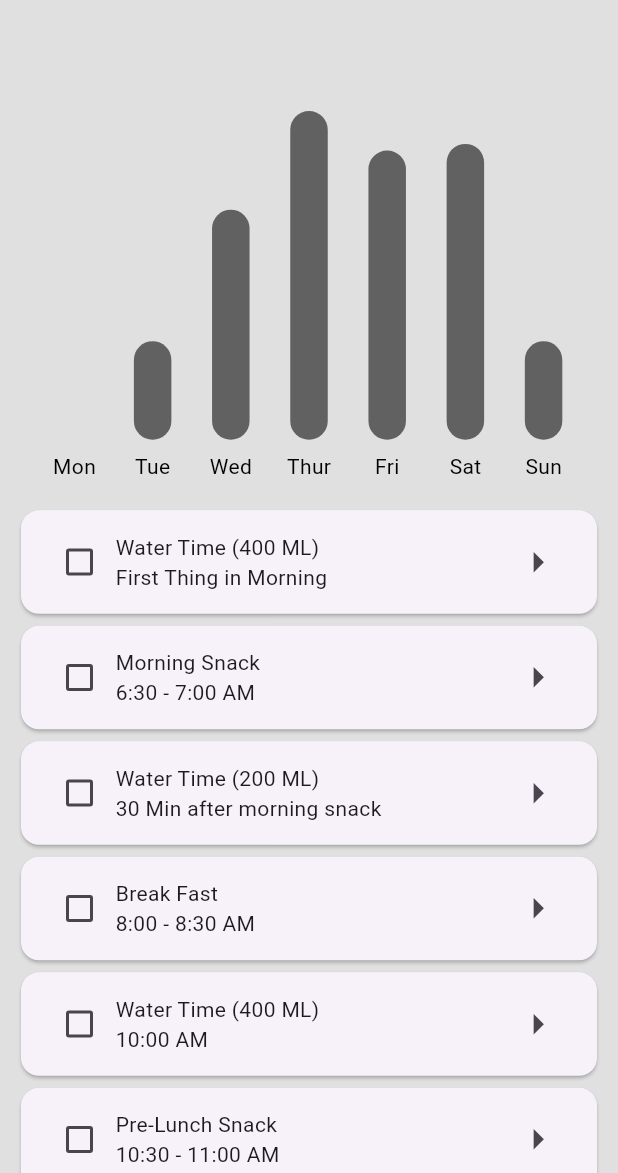
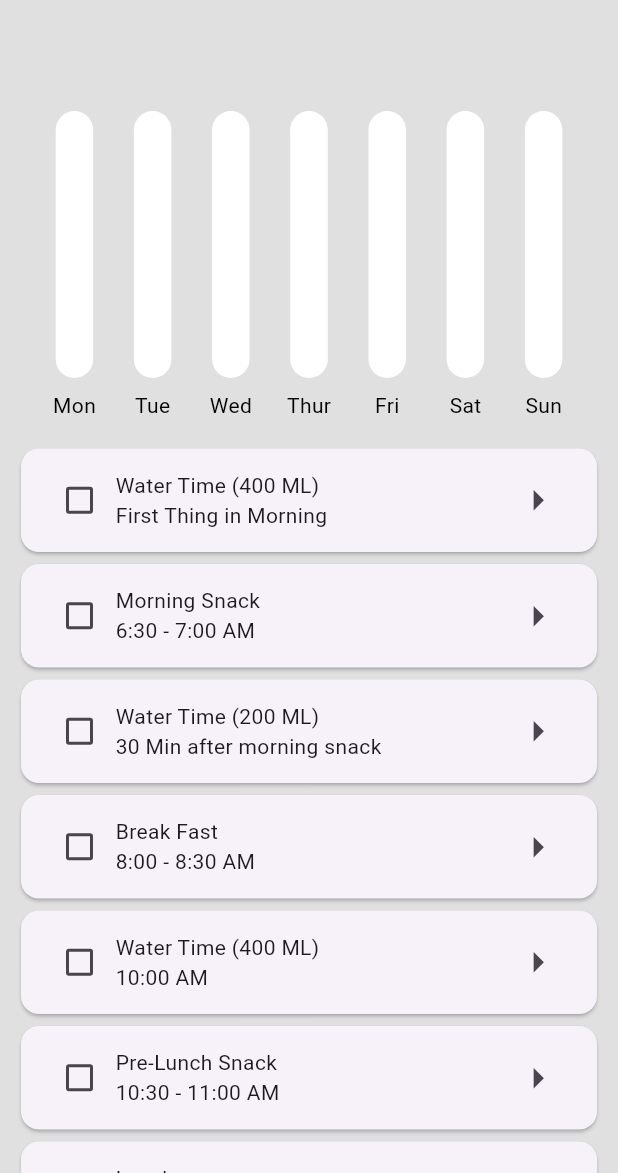
Before and after one commit to HariPrasath79/mHealthApp_project, a Flutter app: the HomePage screen opened directly, on a phone screen of 412 x 824 dp, the part 63-1236 px from its top. Run offline on Flutter 3.47's test engine with Material 3 defaults, Android fonts, the light colour scheme and no system bars; drawn by our look-alikes of fl_chart; our stand-ins replace bloc, cloud_firestore, firebase_auth, firebase_core, flutter_bloc, google_fonts and 4 more; accounts and stored records are empty.

Commit message:
todo_page-update

```diff
--- a/lib/authentication/auth_page.dart
+++ b/lib/authentication/auth_page.dart
@@ -35,7 +35,7 @@ class _AuthCheckState extends State<AuthPage> with TickerProviderStateMixin {
             bloc: bloc,
             listener: (context, state) {
               if (state is AuthLoadingState) {
-                CircularProgressIndicator.adaptive();
+                const CircularProgressIndicator.adaptive();
               }
               if (state is AuthSuccessState) {
                 Navigator.of(context).pushAndRemoveUntil(
--- /dev/null
+++ b/lib/authentication/service/hive_todo.dart
@@ -0,0 +1,62 @@
+import 'package:hive_flutter/hive_flutter.dart';
+import 'package:project_cdm/db/todo_list.dart';
+import 'package:project_cdm/models/todo_model.dart';
+
+class HiveService {
+  static final box = Hive.box('services');
+  static final todoBox = Hive.box<TodoModel>('todoList');
+  static Future<Box<double>> get weekBox async =>
+      await Hive.openBox<double>('weekData');
+
+  static Future<bool> isNewDate({required String curDate}) async {
+    final boxDate = box.get('currentDate', defaultValue: '');
+    if (curDate != boxDate) {
+      await box.put('currentDate', curDate);
+      return true;
+    }
+    return false;
+  }
+
+  static Future<void> setWeekData(List<double> week) async {
+    final box = Hive.box<double>('weekData');
+    await box.clear();
+    await box.addAll(week);
+  }
+
+  static List getWeekData() {
+    final box = Hive.box<double>('weekData');
+    return box.keys.toList();
+  }
+
+  static Future<void> setTodoList(String currDate) async {
+    await todoBox.clear();
+    List<TodoModel> todoList = mealData();
+    await todoBox.addAll(todoList);
+    await box.put('currentDate', currDate);
+  }
+
+  static Future<List<TodoModel>> getTodoList() async {
+    final data = todoBox.values.toList();
+    return data;
+  }
+
+  static List<TodoModel> getUncheckedList() {
+    return todoBox.values
+        .where((element) => element.isCompleted == false)
+        .toList();
+  }
+
+  static List<TodoModel> getCheckedList() {
+    return todoBox.values
+        .where((element) => element.isCompleted == true)
+        .toList();
+  }
+
+  static List<dynamic> getKeys() {
+    return todoBox.keys.toList();
+  }
+
+  static TodoModel? getTodoModel(key) {
+    return todoBox.get(key);
+  }
+}
--- a/lib/bar_graph/bar_chart.dart
+++ b/lib/bar_graph/bar_chart.dart
@@ -14,7 +14,7 @@ class WeeklyGraph extends StatelessWidget {
 
   const WeeklyGraph({
     super.key,
-    this.maxY,
+    required this.maxY,
     required this.monValue,
     required this.tueValue,
     required this.wedValue,
@@ -38,7 +38,36 @@ class WeeklyGraph extends StatelessWidget {
     myBarData.initilizeBarData();
 
     return BarChart(BarChartData(
-        maxY: 100,
+        maxY: maxY,
+        barTouchData: BarTouchData(
+          enabled: true,
+          allowTouchBarBackDraw: true,
+          touchTooltipData: BarTouchTooltipData(
+            getTooltipItem: (group, groupIndex, rod, rodIndex) {
+              String label = "";
+              String datay = group.barRods[rodIndex].toY.toInt().toString();
+              switch (group.x) {
+                case 0:
+                  label = '$datay %';
+                case 1:
+                  label = '$datay %';
+                case 2:
+                  label = '$datay %';
+                case 3:
+                  label = '$datay %';
+                case 4:
+                  label = '$datay %';
+                case 5:
+                  label = '$datay %';
+                case 6:
+                  label = '$datay %';
+              }
+              return BarTooltipItem(label, const TextStyle(fontSize: 15));
+            },
+            tooltipBgColor: Colors.white,
+            tooltipRoundedRadius: 10,
+          ),
+        ),
         minY: 0,
         borderData: FlBorderData(show: false),
         titlesData: const FlTitlesData(
@@ -63,13 +92,15 @@ class WeeklyGraph extends StatelessWidget {
                 barRods: [
                   BarChartRodData(
                     toY: data.y,
-                      color: Colors.grey[700],
+                    color: Colors.grey[600],
                     width: 25,
                     borderRadius: BorderRadius.circular(20),
                     backDrawRodData: BackgroundBarChartRodData(
+                      show: true,
                       color: Colors.white,
                       toY: maxY,
-                      ))
+                    ),
+                  )
                 ],
               ),
             )
--- a/lib/components/google_auth_button.dart
+++ b/lib/components/google_auth_button.dart
@@ -1,4 +1,3 @@
-import 'package:flutter/cupertino.dart';
 import 'package:flutter/material.dart';
 
 class GoogleAuthButton extends StatelessWidget {
--- a/lib/db/todo_list.dart
+++ b/lib/db/todo_list.dart
@@ -3,77 +3,77 @@ import 'package:project_cdm/models/todo_model.dart';
 List<TodoModel> mealData() {
   return [
     TodoModel(
-      id: '01',
+      id: 0,
       meal: 'Water Time (400 ML)',
       time: 'First Thing in Morning',
       isCompleted: false,
       point: 5,
     ),
     TodoModel(
-      id: '02',
+      id: 1,
       meal: 'Morning Snack',
       time: '6:30 - 7:00 AM',
       isCompleted: false,
       point: 10,
     ),
     TodoModel(
-      id: '03',
+      id: 2,
       meal: 'Water Time (200 ML)',
       time: '30 Min after morning snack',
       isCompleted: false,
       point: 5,
     ),
     TodoModel(
-      id: '04',
+      id: 3,
       meal: 'Break Fast',
       time: '8:00 - 8:30 AM',
       isCompleted: false,
       point: 15,
     ),
     TodoModel(
-      id: '05',
+      id: 4,
       meal: 'Water Time (400 ML)',
       time: '10:00 AM',
       isCompleted: false,
       point: 5,
     ),
     TodoModel(
-      id: '06',
+      id: 5,
       meal: 'Pre-Lunch Snack',
       time: '10:30 - 11:00 AM',
       isCompleted: false,
       point: 10,
     ),
     TodoModel(
-      id: '07',
+      id: 6,
       meal: 'Lunch',
       time: '12:30 - 1:00 PM',
       isCompleted: false,
       point: 15,
     ),
     TodoModel(
-      id: '08',
+      id: 7,
       meal: 'Water Time(400 ML)',
       time: '02:30 PM',
       isCompleted: false,
       point: 5,
     ),
     TodoModel(
-      id: '09',
+      id: 8,
       meal: 'Post-Lunch Snack Time',
       time: '03:30 - 04:00 PM',
       isCompleted: false,
       point: 10,
     ),
     TodoModel(
-      id: '10',
+      id: 9,
       meal: 'Water Time(200 ML)',
       time: '05:00 PM',
       isCompleted: false,
       point: 5,
     ),
     TodoModel(
-      id: '10',
+      id: 10,
       meal: 'Dinner',
       time: '07:00 - 08:00 PM',
       isCompleted: false,
--- a/lib/models/todo_model.dart
+++ b/lib/models/todo_model.dart
@@ -1,8 +1,22 @@
+import 'package:hive/hive.dart';
+
+part 'todo_model.g.dart';
+
+@HiveType(typeId: 1)
 class TodoModel {
-  final String id;
+  @HiveField(0)
+  final int id;
+
+  @HiveField(1)
   final String meal;
+
+  @HiveField(2)
   final String time;
+
+  @HiveField(3)
   final double point;
+
+  @HiveField(4, defaultValue: false)
   bool isCompleted;
 
   TodoModel({
--- a/lib/pages/feedback_page.dart
+++ b/lib/pages/feedback_page.dart
@@ -7,7 +7,7 @@ class FeedbackPage extends StatelessWidget {
   Widget build(BuildContext context) {
     return Scaffold(
       appBar: AppBar(
-        title: Text('Feedback'),
+        title: const Text('Feedback'),
       ),
     );
   }
--- a/lib/pages/home_page.dart
+++ b/lib/pages/home_page.dart
@@ -1,8 +1,11 @@
 import 'package:flutter/material.dart';
 import 'package:google_fonts/google_fonts.dart';
+import 'package:hive_flutter/hive_flutter.dart';
+import 'package:intl/intl.dart';
+import 'package:project_cdm/authentication/service/hive_todo.dart';
 import 'package:project_cdm/bar_graph/bar_chart.dart';
 import 'package:project_cdm/components/checklist_component.dart';
-import 'package:project_cdm/db/todo_list.dart';
+import 'package:project_cdm/models/todo_model.dart';
 
 class HomePage extends StatefulWidget {
   const HomePage({super.key});
@@ -12,11 +15,37 @@ class HomePage extends StatefulWidget {
 }
 
 class _HomePageState extends State<HomePage> {
-  final data = mealData();
-  double currval = 0;
+  final date = DateTime.now();
+  final day = DateTime.now().weekday;
+  var weekData = <double>[0, 0, 0, 0, 0, 0, 0];
+
+  final todoBox = Hive.box<TodoModel>('todoList');
+  final box = Hive.box('services');
+  Future<void>? initialFetch;
+
+  @override
+  void initState() {
+    initialFetch = setData();
+    super.initState();
+  }
+
+  Future<void> setData() async {
+    final currDate = DateFormat().add_yMd().format(date);
+    final boxDate = box.get('currentDate', defaultValue: '');
+
+    if (currDate != boxDate && day == 1) {
+      await HiveService.setTodoList(currDate);
+      await box.delete('wd');
+      await box.put('wd', weekData);
+    } else if (currDate != boxDate) {
+      await HiveService.setTodoList(currDate);
+    }
+  }
+
   @override
   Widget build(BuildContext context) {
     double height = MediaQuery.of(context).size.height;
+
     return Scaffold(
       backgroundColor: Colors.grey[300],
       appBar: AppBar(
@@ -33,49 +62,78 @@ class _HomePageState extends State<HomePage> {
           ),
         ],
       ),
-        body: Padding(
+      body: FutureBuilder(
+          future: initialFetch,
+          builder: (context, snapshot) {
+            List<TodoModel>? todoData = todoBox.values
+                .where((element) => element.isCompleted == false)
+                .toList();
+            List<TodoModel>? checkedList = todoBox.values
+                .where((element) => element.isCompleted == true)
+                .toList();
+            todoData.addAll(checkedList);
+            List<double> weekData = box
+                .get('wd', defaultValue: [0.0, 0.0, 0.0, 0.0, 0.0, 0.0, 0.0]);
+            print(weekData);
+
+            if (snapshot.connectionState == ConnectionState.waiting) {
+              return const Center(
+                child: CircularProgressIndicator.adaptive(),
+              );
+            }
+            return Padding(
               padding: const EdgeInsets.symmetric(horizontal: 10.0),
               child: Column(
                 children: [
                   Container(
-                height: height * 0.3,
+                    height: height * 0.25,
                     margin: const EdgeInsets.only(top: 60),
                     child: WeeklyGraph(
-                  monValue: currval,
-                  tueValue: 30,
-                  wedValue: 70,
-                  thurValue: 100,
-                  friValue: 88,
-                  satValue: 90,
-                  sunValue: 30,
+                      maxY: 100,
+                      monValue: weekData[0],
+                      tueValue: weekData[1],
+                      wedValue: weekData[2],
+                      thurValue: weekData[3],
+                      friValue: weekData[4],
+                      satValue: weekData[5],
+                      sunValue: weekData[6],
                     ),
                   ),
                   const SizedBox(height: 15),
                   Expanded(
                     child: ListView.builder(
                         //  physics: const NeverScrollableScrollPhysics(),
-                    itemCount: data.length,
+                        itemCount: todoData.length,
                         itemBuilder: (context, index) {
-                      final item = data[index];
+                          final item = todoData[index];
+
+                          //    final item = todoBox.get(key);
                           return LabeledCheckbox(
                               label: item.meal,
                               value: item.isCompleted,
                               time: item.time,
-                          onChanged: (val) {
-                            setState(() {
+                              onChanged: (val) async {
                                 item.isCompleted = val;
+                                final todokey = todoBox.keyAt(item.id);
+
                                 if (item.isCompleted == true) {
-                                currval = currval + item.point;
+                                  weekData[day - 1] += item.point;
+                                  await box.put('wd', weekData);
+                                  await todoBox.put(todokey, item);
                                 } else {
-                                currval = currval - item.point;
+                                  weekData[day - 1] -= item.point;
+                                  await box.put('wd', weekData);
+                                  await todoBox.put(todokey, item);
                                 }
-                              print(currval);
-                            });
+
+                                setState(() {});
                               });
                         }),
                   ),
                 ],
               ),
-        ));
+            );
+          }),
+    );
   }
 }
--- a/lib/pages/profile_page.dart
+++ b/lib/pages/profile_page.dart
@@ -31,7 +31,7 @@ class _ProfliePageState extends State<ProfliePage> {
             signOut().then((value) => Navigator.pushReplacement(context,
                 MaterialPageRoute(builder: (context) => const AuthPage())));
           },
-          child: Text('Log Out'),
+          child: const Text('Log Out'),
         ),
       ),
     );
--- a/pubspec.yaml
+++ b/pubspec.yaml
@@ -44,6 +44,10 @@ dependencies:
   cloud_firestore: ^4.14.0
   google_sign_in: ^5.4.4
   fl_chart: ^0.66.2
+  hive: ^2.2.3
+  hive_flutter: ^1.1.0
+  path_provider: ^2.1.2
+  intl: ^0.19.0
 
 
 dev_dependencies:
@@ -56,6 +60,8 @@ dev_dependencies:
   # package. See that file for information about deactivating specific lint
   # rules and activating additional ones.
   flutter_lints: ^2.0.0
+  hive_generator: ^1.1.0
+  build_runner: ^2.4.6
 
 # For information on the generic Dart part of this file, see the
 # following page: https://dart.dev/tools/pub/pubspec
```
Also changed, not shown: lib/authentication/service/auth_status_check.dart (deleted, +0 -35 lines), lib/authentication/service/cubit/login_status_cubit.dart (deleted, +0 -26 lines), lib/authentication/service/cubit/login_status_state.dart (deleted, +0 -9 lines), lib/main.dart (+7 -0 lines), lib/pages/habit_page.dart (+11 -1 lines), lib/models/todo_model.g.dart (added), pubspec.lock. Lines whose indentation alone changed are shown as unchanged.
